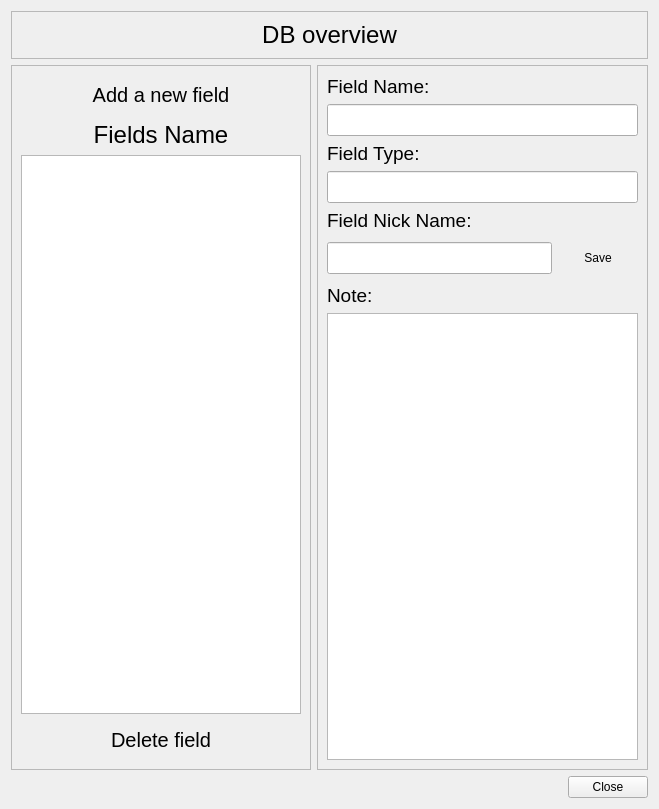
WilsonImmunologyLab/VGenes, file alter_dialog.ui: the form before one commit.
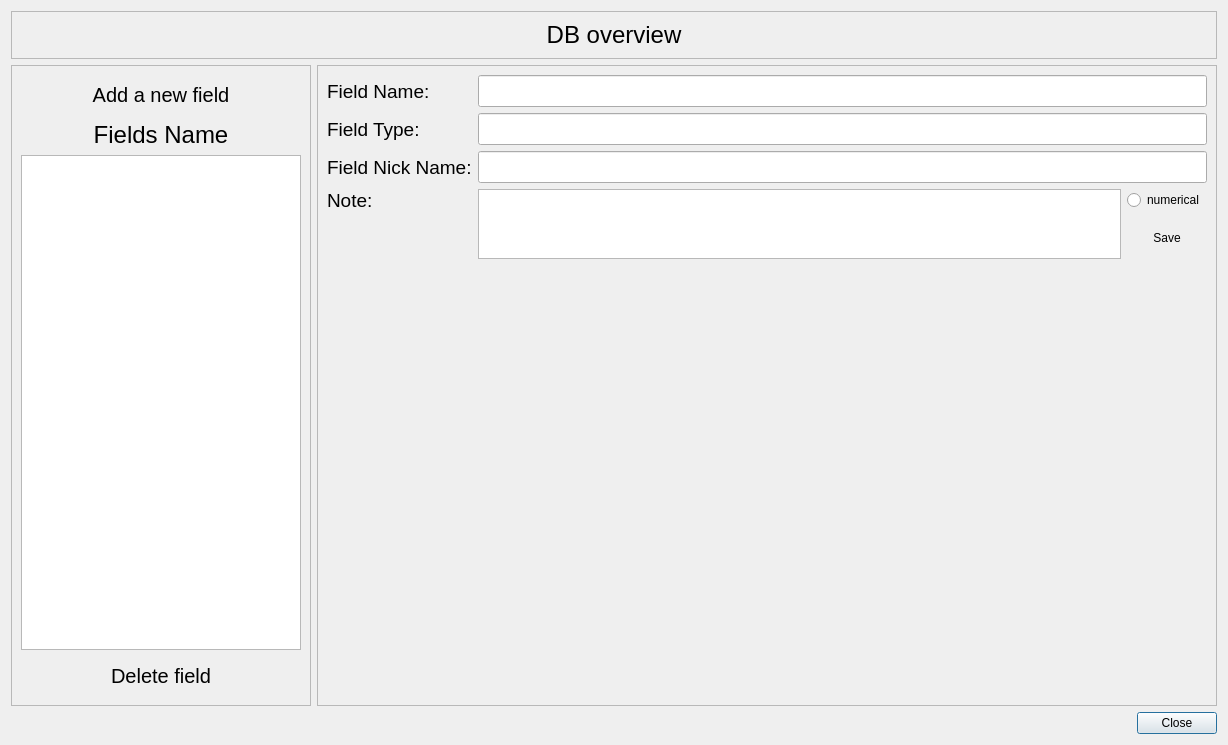
The form after the commit. Icons and pictures are not drawn.

Commit message: add stst figure function for copy dialog and alter dialog

```diff
--- a/alter_dialog.ui
+++ b/alter_dialog.ui
@@ -6,14 +6,40 @@
    <rect>
     <x>0</x>
     <y>0</y>
-    <width>659</width>
-    <height>809</height>
+    <width>1228</width>
+    <height>745</height>
    </rect>
   </property>
   <property name="windowTitle">
    <string>Dialog</string>
   </property>
   <layout class="QGridLayout" name="gridLayout_4">
+   <item row="2" column="0" colspan="2">
+    <spacer name="horizontalSpacer">
+     <property name="orientation">
+      <enum>Qt::Horizontal</enum>
+     </property>
+     <property name="sizeHint" stdset="0">
+      <size>
+       <width>550</width>
+       <height>20</height>
+      </size>
+     </property>
+    </spacer>
+   </item>
+   <item row="2" column="2">
+    <widget class="QPushButton" name="pushButton">
+     <property name="maximumSize">
+      <size>
+       <width>80</width>
+       <height>16777215</height>
+      </size>
+     </property>
+     <property name="text">
+      <string>Close</string>
+     </property>
+    </widget>
+   </item>
    <item row="0" column="0" colspan="3">
     <widget class="QFrame" name="frame">
      <property name="frameShape">
@@ -175,28 +201,19 @@
       <enum>QFrame::Raised</enum>
      </property>
      <layout class="QGridLayout" name="gridLayout_3">
-      <item row="8" column="0">
-       <widget class="QLabel" name="label_5">
+      <item row="0" column="0">
+       <widget class="QLabel" name="label_6">
         <property name="font">
          <font>
           <pointsize>14</pointsize>
          </font>
         </property>
         <property name="text">
-         <string>Note:</string>
+         <string>Field Name:</string>
         </property>
        </widget>
       </item>
-      <item row="9" column="0" colspan="2">
-       <widget class="QTextEdit" name="textEditNote">
-        <property name="font">
-         <font>
-          <pointsize>14</pointsize>
-         </font>
-        </property>
-       </widget>
-      </item>
-      <item row="1" column="0" colspan="2">
+      <item row="0" column="1" colspan="2">
        <widget class="QLineEdit" name="lineEditName">
         <property name="minimumSize">
          <size>
@@ -214,7 +231,7 @@
         </property>
        </widget>
       </item>
-      <item row="2" column="0">
+      <item row="1" column="0">
        <widget class="QLabel" name="label_3">
         <property name="font">
          <font>
@@ -226,7 +243,25 @@
         </property>
        </widget>
       </item>
-      <item row="4" column="0">
+      <item row="1" column="1" colspan="2">
+       <widget class="QLineEdit" name="lineEditType">
+        <property name="minimumSize">
+         <size>
+          <width>0</width>
+          <height>30</height>
+         </size>
+        </property>
+        <property name="font">
+         <font>
+          <pointsize>15</pointsize>
+         </font>
+        </property>
+        <property name="readOnly">
+         <bool>true</bool>
+        </property>
+       </widget>
+      </item>
+      <item row="2" column="0">
        <widget class="QLabel" name="label_4">
         <property name="font">
          <font>
@@ -238,19 +273,7 @@
         </property>
        </widget>
       </item>
-      <item row="0" column="0">
-       <widget class="QLabel" name="label_6">
-        <property name="font">
-         <font>
-          <pointsize>14</pointsize>
-         </font>
-        </property>
-        <property name="text">
-         <string>Field Name:</string>
-        </property>
-       </widget>
-      </item>
-      <item row="5" column="0">
+      <item row="2" column="1" colspan="2">
        <widget class="QLineEdit" name="lineEditNickName">
         <property name="minimumSize">
          <size>
@@ -265,25 +288,41 @@
         </property>
        </widget>
       </item>
-      <item row="3" column="0" colspan="2">
-       <widget class="QLineEdit" name="lineEditType">
-        <property name="minimumSize">
+      <item row="3" column="0">
+       <widget class="QLabel" name="label_5">
+        <property name="font">
+         <font>
+          <pointsize>14</pointsize>
+         </font>
+        </property>
+        <property name="text">
+         <string>Note:</string>
+        </property>
+       </widget>
+      </item>
+      <item row="3" column="1" rowspan="2">
+       <widget class="QTextEdit" name="textEditNote">
+        <property name="maximumSize">
          <size>
-          <width>0</width>
-          <height>30</height>
+          <width>16777215</width>
+          <height>90</height>
          </size>
         </property>
         <property name="font">
          <font>
-          <pointsize>15</pointsize>
+          <pointsize>14</pointsize>
          </font>
         </property>
-        <property name="readOnly">
-         <bool>true</bool>
+       </widget>
+      </item>
+      <item row="3" column="2">
+       <widget class="QRadioButton" name="radioButton">
+        <property name="text">
+         <string>numerical</string>
         </property>
        </widget>
       </item>
-      <item row="5" column="1">
+      <item row="4" column="2">
        <widget class="QPushButton" name="pushButtonSave">
         <property name="minimumSize">
          <size>
@@ -309,35 +348,25 @@
         </property>
        </widget>
       </item>
+      <item row="5" column="0" colspan="3">
+       <layout class="QGridLayout" name="gridLayoutFig"/>
+      </item>
+      <item row="6" column="1">
+       <spacer name="verticalSpacer">
+        <property name="orientation">
+         <enum>Qt::Vertical</enum>
+        </property>
+        <property name="sizeHint" stdset="0">
+         <size>
+          <width>20</width>
+          <height>40</height>
+         </size>
+        </property>
+       </spacer>
+      </item>
      </layout>
     </widget>
    </item>
-   <item row="2" column="0" colspan="2">
-    <spacer name="horizontalSpacer">
-     <property name="orientation">
-      <enum>Qt::Horizontal</enum>
-     </property>
-     <property name="sizeHint" stdset="0">
-      <size>
-       <width>550</width>
-       <height>20</height>
-      </size>
-     </property>
-    </spacer>
-   </item>
-   <item row="2" column="2">
-    <widget class="QPushButton" name="pushButton">
-     <property name="maximumSize">
-      <size>
-       <width>80</width>
-       <height>16777215</height>
-      </size>
-     </property>
-     <property name="text">
-      <string>Close</string>
-     </property>
-    </widget>
-   </item>
   </layout>
  </widget>
  <resources/>
```
The commit also changes 9 other files.
